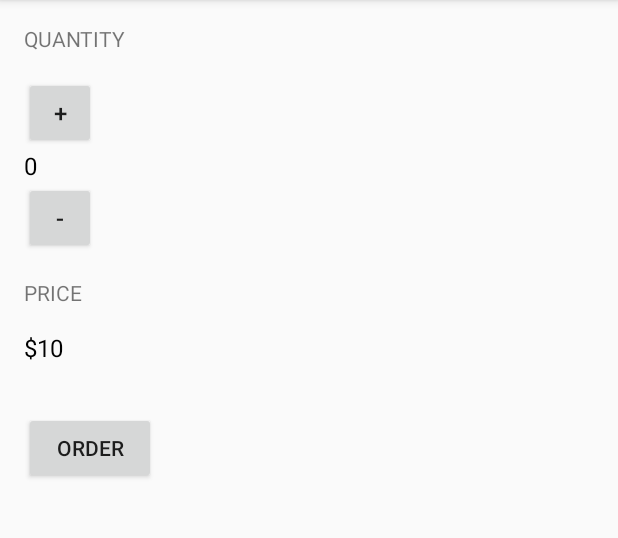
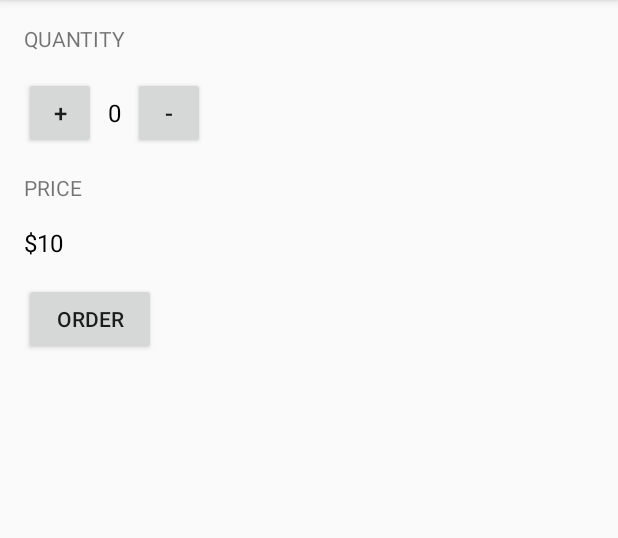
Before and after one commit to khalie/UdacityAndroidScholarship, an Android app: the screen it shows after launch (MainActivity), on a phone screen of 412 x 824 dp, the part 84-622 px from its top. Run offline under Robolectric (Android 15) with nearby library versions, the phone set to English and light mode, and no system bars.

Commit message:
Rearranged Buttons in a nested view

```diff
--- a/JustJava/app/src/main/res/layout/activity_main.xml
+++ b/JustJava/app/src/main/res/layout/activity_main.xml
@@ -18,9 +18,15 @@
         android:text="Quantity"
         android:textAllCaps="true" />
 
+    <LinearLayout
+        android:layout_width="match_parent"
+        android:layout_height="wrap_content"
+        android:orientation="horizontal">
+
         <Button
             android:layout_width="48dp"
             android:layout_height="48dp"
+            android:layout_marginRight="8dp"
             android:onClick="inc"
             android:text="+"
             android:textSize="16sp" />
@@ -36,14 +42,17 @@
         <Button
             android:layout_width="48dp"
             android:layout_height="48dp"
-        android:layout_marginBottom="16sp"
+            android:layout_marginLeft="8dp"
             android:onClick="dec"
             android:text="-"
             android:textSize="16sp" />
 
+    </LinearLayout>
+
     <TextView
         android:layout_width="wrap_content"
         android:layout_height="wrap_content"
+        android:layout_marginTop="16sp"
         android:layout_marginBottom="16sp"
         android:text="Price"
         android:textAllCaps="true" />
@@ -60,7 +69,6 @@
     <Button
         android:layout_width="wrap_content"
         android:layout_height="wrap_content"
-        android:layout_marginTop="16sp"
         android:onClick="submitOrder"
         android:text="Order" />
 </LinearLayout>
```
Lines whose indentation alone changed are shown as unchanged.
